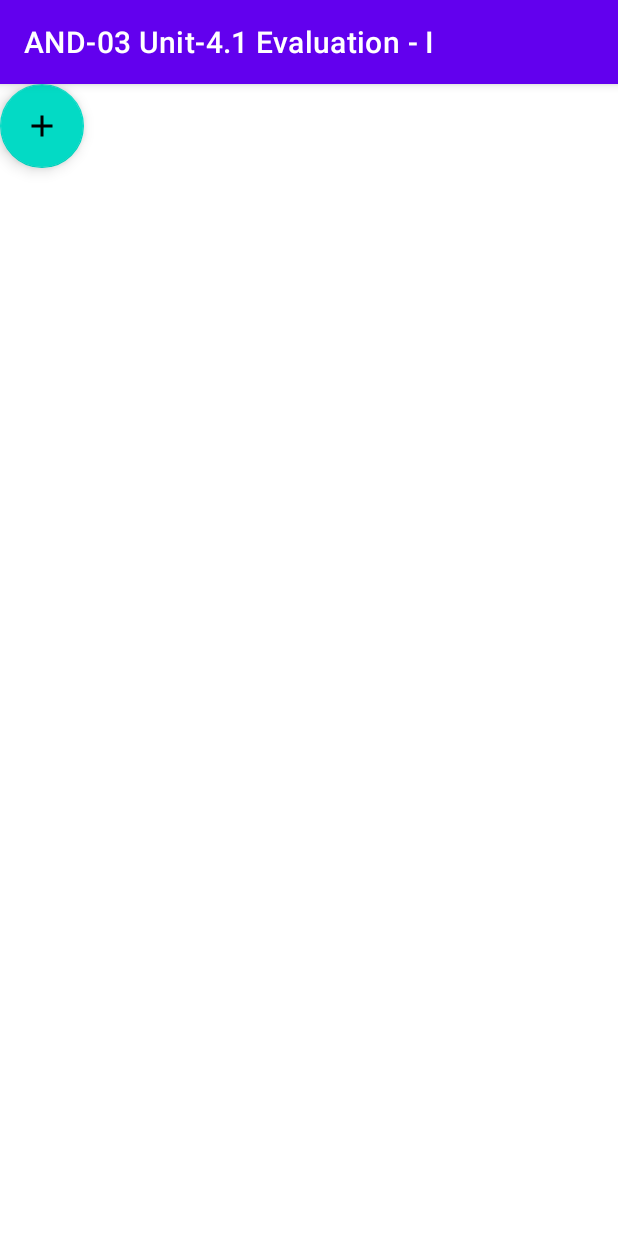
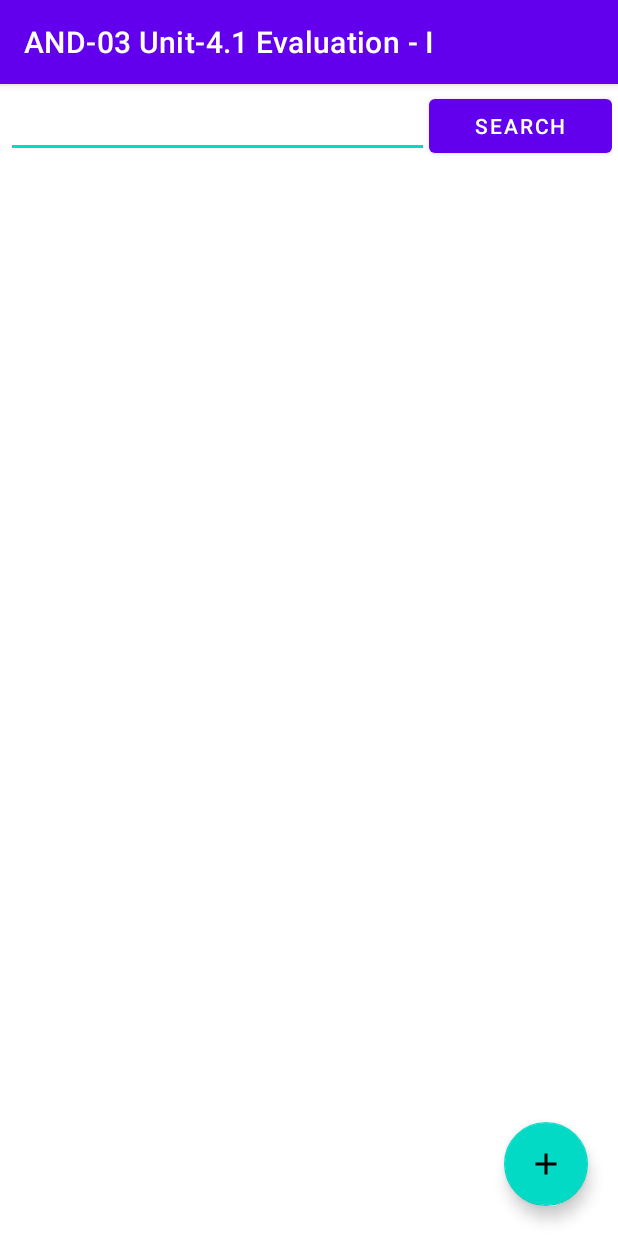
Before and after one commit to RANZN/AND-03-Unit-4.1-Evaluation--I, an Android app: the screen it shows after launch (MainActivity), on a phone screen of 412 x 824 dp. Run offline under Robolectric (Android 15) with nearby library versions, the phone set to English and light mode, and no system bars.

Commit message:
item_layout

```diff
--- a/app/src/main/java/com/ranzan/and_03unit_41evaluation_i/MainActivity.kt
+++ b/app/src/main/java/com/ranzan/and_03unit_41evaluation_i/MainActivity.kt
@@ -1,11 +1,17 @@
 package com.ranzan.and_03unit_41evaluation_i
 
+import android.content.Intent
+import android.os.Bundle
 import androidx.appcompat.app.AppCompatActivity
-import android.os.Bundle
+import kotlinx.android.synthetic.main.activity_main.*
 
 class MainActivity : AppCompatActivity() {
     override fun onCreate(savedInstanceState: Bundle?) {
         super.onCreate(savedInstanceState)
         setContentView(R.layout.activity_main)
+        addDataBtn.setOnClickListener {
+            val intent = Intent(MainActivity@ this, AddDataActivity::class.java)
+            startActivity(intent)
+        }
     }
 }
--- /dev/null
+++ b/app/src/main/java/com/ranzan/and_03unit_41evaluation_i/RecyclerViewAdapter.kt
@@ -0,0 +1,4 @@
+package com.ranzan.and_03unit_41evaluation_i
+
+class RecyclerViewAdapter {
+}
--- a/app/src/main/res/layout/activity_add_data.xml
+++ b/app/src/main/res/layout/activity_add_data.xml
@@ -72,6 +72,7 @@
             android:layout_height="wrap_content" />
 
         <Button
+            android:id="@+id/submitButton"
             android:layout_width="match_parent"
             android:layout_height="wrap_content"
             android:layout_marginLeft="100dp"
--- a/app/src/main/res/layout/activity_main.xml
+++ b/app/src/main/res/layout/activity_main.xml
@@ -3,10 +3,46 @@
     xmlns:tools="http://schemas.android.com/tools"
     android:layout_width="match_parent"
     android:layout_height="match_parent"
+    xmlns:app="http://schemas.android.com/apk/res-auto"
     tools:context=".MainActivity">
 
+    <LinearLayout
+        android:id="@+id/LL"
+        android:layout_width="match_parent"
+        android:layout_height="wrap_content"
+        android:layout_margin="4dp"
+        android:orientation="horizontal"
+        android:weightSum="10"
+        app:layout_constraintTop_toTopOf="parent">
+
+        <EditText
+            android:id="@+id/searchItem"
+            android:layout_width="wrap_content"
+            android:layout_height="wrap_content"
+            android:layout_weight="9" />
+
+        <Button
+            android:layout_width="wrap_content"
+            android:layout_height="wrap_content"
+            android:layout_weight="1"
+            android:text="Search" />
+    </LinearLayout>
+
+    <androidx.recyclerview.widget.RecyclerView
+        android:layout_width="match_parent"
+        android:layout_height="0dp"
+        android:layout_margin="10dp"
+        android:clipToPadding="true"
+        android:paddingBottom="100dp"
+        app:layout_constraintBottom_toBottomOf="parent"
+        app:layout_constraintTop_toBottomOf="@id/LL" />
+
     <com.google.android.material.floatingactionbutton.FloatingActionButton
+        android:id="@+id/addDataBtn"
         android:layout_width="wrap_content"
         android:layout_height="wrap_content"
+        android:layout_margin="20dp"
+        app:layout_constraintBottom_toBottomOf="parent"
+        app:layout_constraintEnd_toEndOf="parent"
         android:src="@drawable/add" />
 </androidx.constraintlayout.widget.ConstraintLayout>
```
Also changed, not shown: app/src/main/res/layout/item_layout.xml (added, +110 -0 lines).
